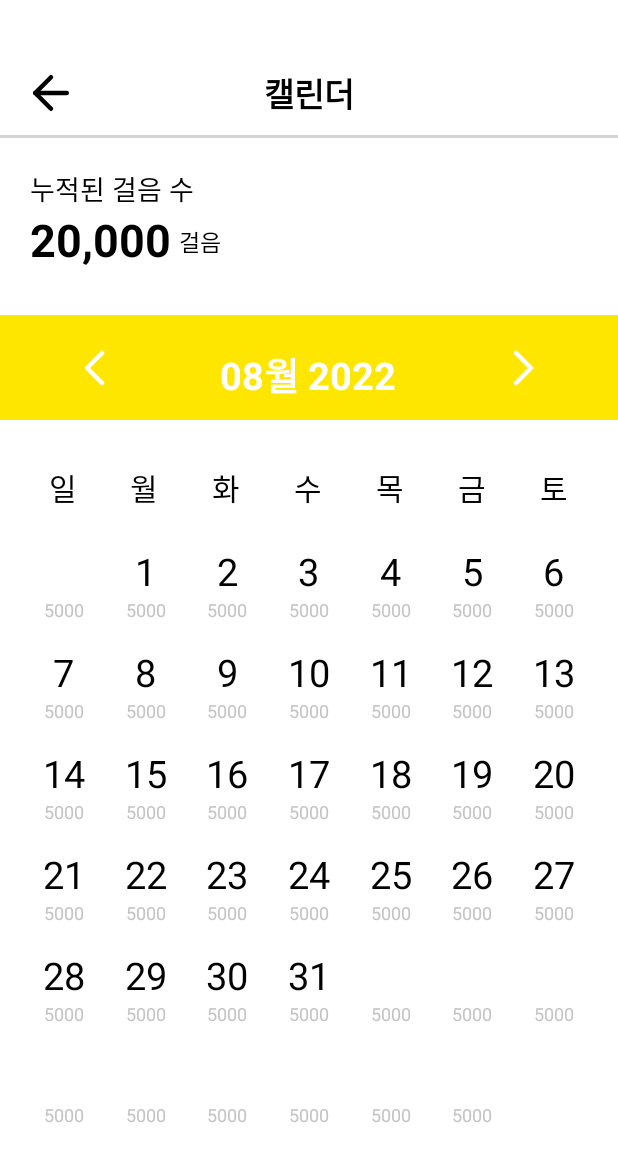
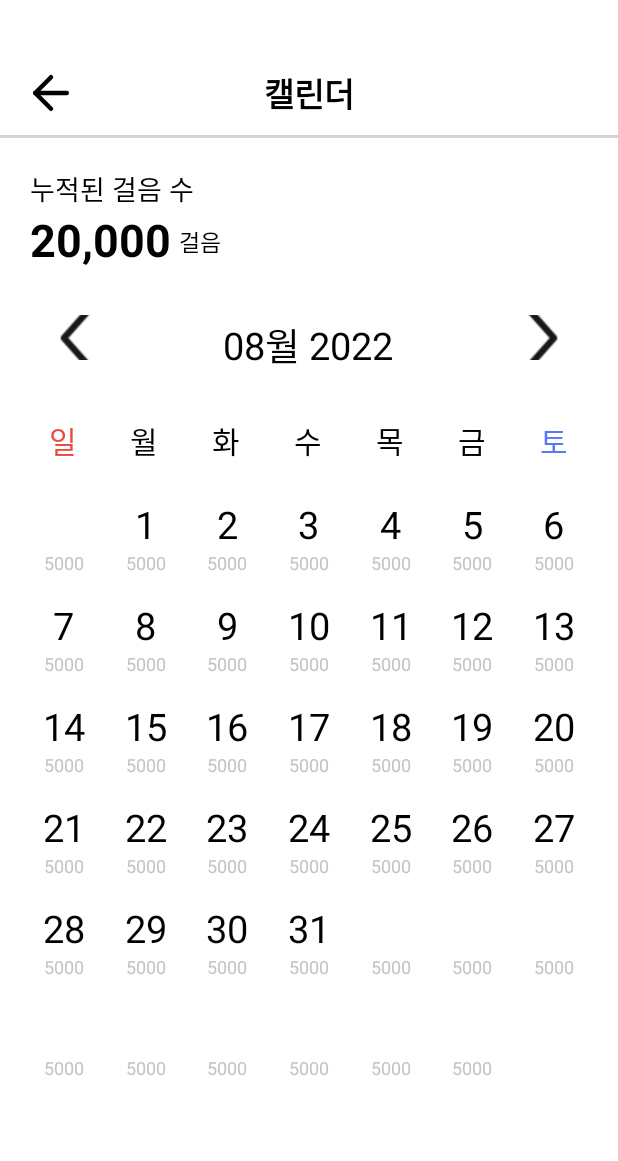
Before and after one commit to Donggrami/Donggrami-Earth1round-AOS, an Android app: the CharacterCalenderActivity screen opened directly, with no data from a screen before it, on a phone screen of 412 x 824 dp. Shown: the top 1161 px of the screen. Run offline under Robolectric (Android 15) with nearby library versions, the phone set to English and light mode, and no system bars; our stand-ins replace data binding.

Commit message:
Revert "seora modify calender design"

```diff
--- a/app/src/main/res/drawable/ic_arrow_left_white.xml
+++ /dev/null
@@ -1,13 +0,0 @@
-<vector xmlns:android="http://schemas.android.com/apk/res/android"
-    android:width="14dp"
-    android:height="24dp"
-    android:viewportWidth="14"
-    android:viewportHeight="24">
-  <path
-      android:pathData="M12,22L2,12L12,2"
-      android:strokeLineJoin="round"
-      android:strokeWidth="3"
-      android:fillColor="#00000000"
-      android:strokeColor="#ffffff"
-      android:strokeLineCap="round"/>
-</vector>
--- a/app/src/main/res/drawable/ic_arrow_right_white.xml
+++ /dev/null
@@ -1,13 +0,0 @@
-<vector xmlns:android="http://schemas.android.com/apk/res/android"
-    android:width="14dp"
-    android:height="24dp"
-    android:viewportWidth="14"
-    android:viewportHeight="24">
-  <path
-      android:pathData="M2,22L12,12L2,2"
-      android:strokeLineJoin="round"
-      android:strokeWidth="3"
-      android:fillColor="#00000000"
-      android:strokeColor="#ffffff"
-      android:strokeLineCap="round"/>
-</vector>
--- a/app/src/main/res/layout/fragment_character_calender.xml
+++ b/app/src/main/res/layout/fragment_character_calender.xml
@@ -83,23 +83,13 @@
                 app:layout_constraintStart_toEndOf="@id/character_home_cumulate_num_tv"
                 app:layout_constraintBottom_toBottomOf="@id/character_home_cumulate_num_tv"/>
 
-            <LinearLayout
-                android:id="@+id/character_calender_month_change_color"
-                android:layout_width="match_parent"
-                android:layout_height="20dp"
-                android:background="@color/main_yellow"
-                android:orientation="horizontal"
-                android:layout_marginTop="30dp"
-                app:layout_constraintBottom_toTopOf="@id/character_calender_month_change"/>
-
 
             <LinearLayout
                 android:id="@+id/character_calender_month_change"
                 android:layout_width="match_parent"
-                android:layout_height="50dp"
-                android:background="@color/main_yellow"
+                android:layout_height="wrap_content"
                 android:orientation="horizontal"
-                android:layout_marginTop="50dp"
+                android:layout_marginTop="30dp"
                 app:layout_constraintTop_toBottomOf="@id/character_home_cumulate_num_tv">
 
                 <ImageButton
@@ -107,8 +97,8 @@
                     android:layout_width="45dp"
                     android:layout_height="30dp"
                     android:layout_weight="1"
-                    android:background="@color/main_yellow"
-                    android:src="@drawable/ic_arrow_left_white" />
+                    android:src="@drawable/img_arrow_left"
+                    android:background="@color/white"/>
 
                 <TextView
                     android:id="@+id/character_calender_month_tv"
@@ -117,17 +107,16 @@
                     android:layout_weight="2"
                     android:text="07월 2022"
                     android:textAlignment="center"
-                    android:textStyle="bold"
                     android:textSize="25sp"
-                    android:textColor="@color/white"/>
+                    android:textColor="@color/black"/>
 
                 <ImageButton
                     android:id="@+id/character_calender_right_ib"
                     android:layout_width="45dp"
                     android:layout_height="30dp"
                     android:layout_weight="1"
-                    android:background="@color/main_yellow"
-                    android:src="@drawable/ic_arrow_right_white" />
+                    android:src="@drawable/img_arrow_right"
+                    android:background="@color/white"/>
 
             </LinearLayout>
 
@@ -149,7 +138,7 @@
                     android:text="일"
                     android:textSize="20sp"
                     android:textAlignment="center"
-                    android:textColor="@color/black"/>
+                    android:textColor="#E94A40"/>
 
                 <TextView
                     android:id="@+id/character_calender_mon_tv"
@@ -209,7 +198,7 @@
                     android:text="토"
                     android:textSize="20sp"
                     android:textAlignment="center"
-                    android:textColor="@color/black"/>
+                    android:textColor="#5977F8"/>
 
             </LinearLayout>
 
```
